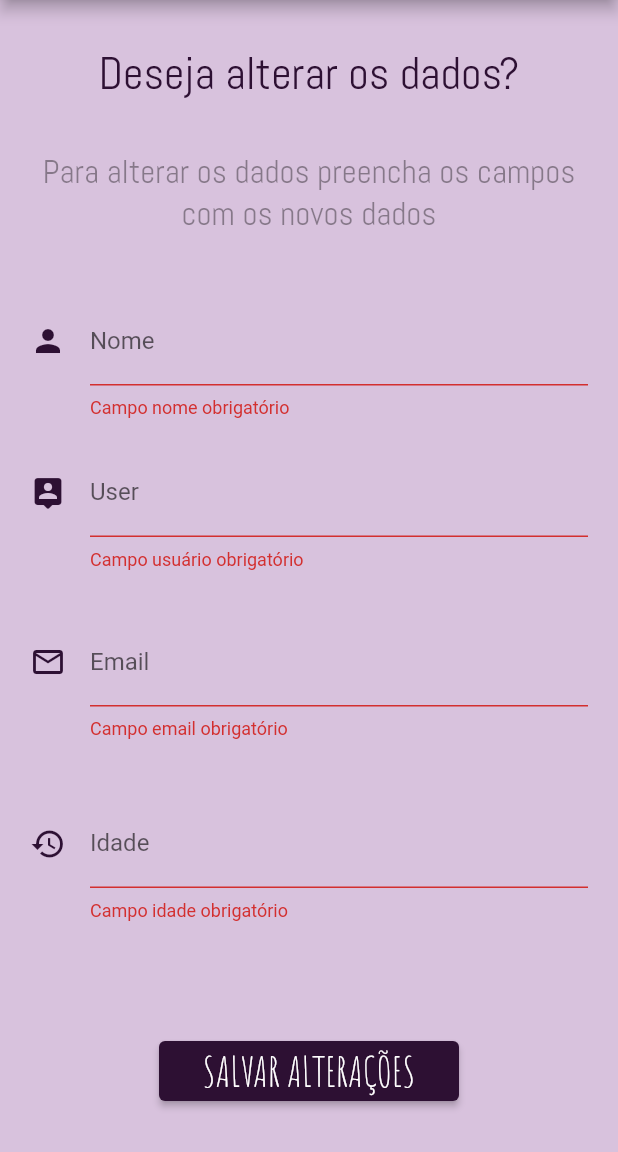
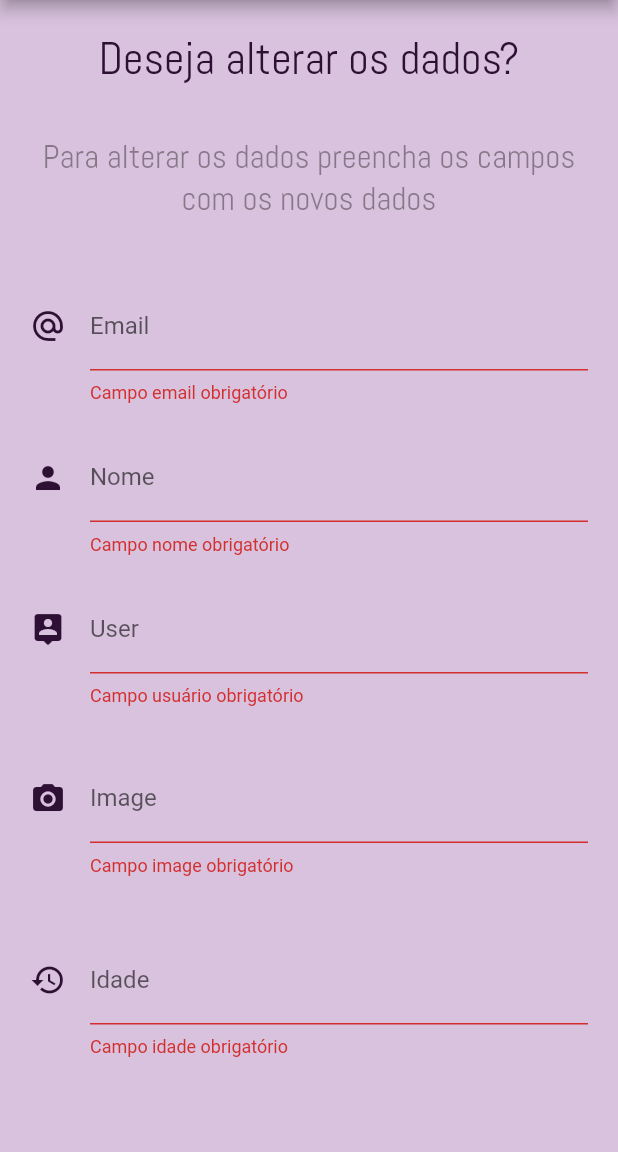
Before and after one commit to cristianocosta13/sciencenotes-api, a Flutter app: the ChangeDataPage screen opened directly, after a tap on "SALVAR ALTERAÇÕES", on a phone screen of 412 x 824 dp, the part 84-1236 px from its top. Run offline on Flutter 3.47's test engine with Material 2 defaults, Android fonts, the phone set to English and light mode, and no system bars; our stand-ins replace flip_card, shared_preferences, sqflite; missing offline and left inert: highlight_text; accounts and stored records are empty.

Commit message:
Update changeData_page.dart

```diff
--- a/lib/pages/changeData_page.dart
+++ b/lib/pages/changeData_page.dart
@@ -1,4 +1,5 @@
 import 'package:flutter/material.dart';
+import 'package:sciencenotes/api/changeData_api.dart';
 import 'package:sciencenotes/assets/colors/custom_colors.dart';
 //import 'package:sciencenotes/pages/register_page.dart';
 //import 'package:sciencenotes/pages/enter_page.dart';
@@ -13,10 +14,10 @@ class ChangeDataPage extends StatefulWidget{
 }
 
 class _ChangeDataPage extends State<ChangeDataPage>{
-
+  TextEditingController emailController = TextEditingController();
   TextEditingController userController = TextEditingController();
-  TextEditingController emailController = TextEditingController();
-  TextEditingController ageController = TextEditingController();
+  TextEditingController imageController = TextEditingController();
+  TextEditingController birthDateController = TextEditingController();
   TextEditingController nameController = TextEditingController();
 
   final _formKey = GlobalKey<FormState>();
@@ -63,6 +64,25 @@ class _ChangeDataPage extends State<ChangeDataPage>{
                           ),
                           const SizedBox(height: 42),
                           TextFormField(
+                            controller: emailController,
+                            validator: (value) {
+                              if (value == null || value.isEmpty) {
+                                return 'Campo email obrigatório';
+                              }
+                              return null;
+                            },
+                            decoration: const InputDecoration(
+                              icon: Icon(Icons.alternate_email, color: CustomColors.appeButtonColor),
+                              labelText: 'Email',
+                              focusedBorder: UnderlineInputBorder(
+                                borderSide: BorderSide(
+                                  color: CustomColors.appeButtonColor,
+                                ),
+                              ),
+                            ),
+                          ),
+                          const SizedBox(height: 20),
+                          TextFormField(
                             controller: nameController,
                             validator: (value) {
                               if (value == null || value.isEmpty) {
@@ -101,16 +121,16 @@ class _ChangeDataPage extends State<ChangeDataPage>{
                           ),
                           const SizedBox(height: 32),
                           TextFormField(
-                            controller: emailController,
+                            controller: imageController,
                             validator: (value) {
                               if (value == null || value.isEmpty) {
-                                return 'Campo email obrigatório';
+                                return 'Campo image obrigatório';
                               }
                               return null;
                             },
                             decoration: const InputDecoration(
-                              icon: Icon(Icons.email_outlined, color: CustomColors.appeButtonColor),
-                              labelText: 'Email',
+                              icon: Icon(Icons.photo_camera, color: CustomColors.appeButtonColor),
+                              labelText: 'Image',
                               focusedBorder: UnderlineInputBorder(
                                 borderSide: BorderSide(
                                   color: CustomColors.appeButtonColor,
@@ -120,7 +140,7 @@ class _ChangeDataPage extends State<ChangeDataPage>{
                           ),
                           const SizedBox(height: 40),
                           TextFormField(
-                            controller: ageController,
+                            controller: birthDateController,
                             validator: (value) {
                               if (value == null || value.isEmpty) {
                                 return 'Campo idade obrigatório';
@@ -164,8 +184,17 @@ class _ChangeDataPage extends State<ChangeDataPage>{
       );
   }
 
-  void onPressedButton() {
+  void onPressedButton() async{
     if (_formKey.currentState!.validate()) {
+      String email = emailController.text;
+      String user = userController.text;
+      String name = nameController.text;
+      String data = birthDateController.text;
+      String image = imageController.text;
+
+      Future<bool> _ = UpdateApi().updateUser(email, name, image, user, data);
+      showSnackBar('Atualização efetuada com sucesso!');
+
       Navigator.pop(
         context,
         MaterialPageRoute(
@@ -176,4 +205,17 @@ class _ChangeDataPage extends State<ChangeDataPage>{
       );
     }
   }
+
+  showSnackBar(String msg) {
+    final snackBar = SnackBar(
+      behavior: SnackBarBehavior.floating,
+      margin: const EdgeInsets.symmetric(
+        vertical: 80,
+        horizontal: 32,
+      ),
+      content: Text(msg),
+    );
+    ScaffoldMessenger.of(context).showSnackBar(snackBar);
+  }
+
 }
```
